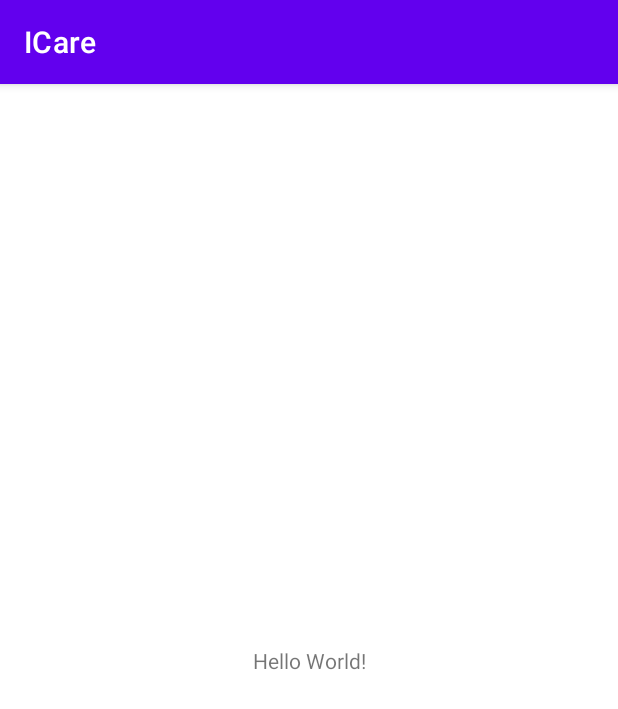
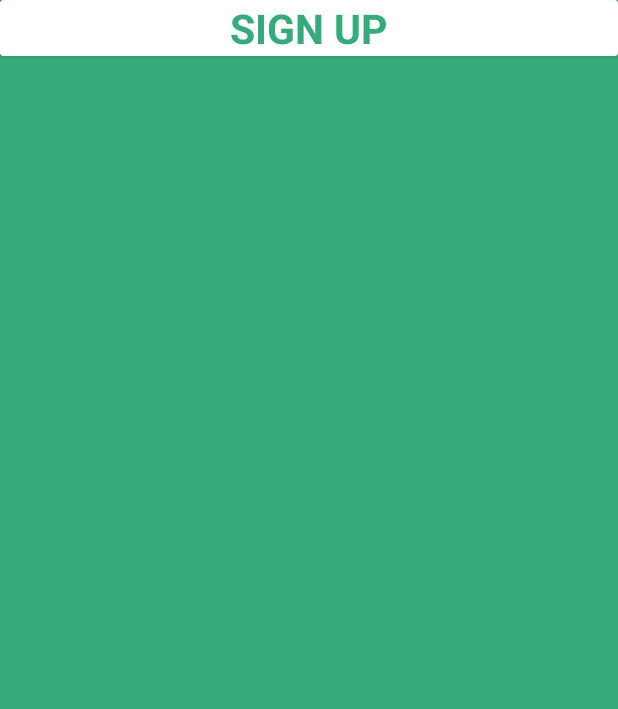
Before and after one commit to daotanhao/ICare, an Android app: the screen it shows after launch (MainActivity before the commit, SignUpActivity after it), on a phone screen of 412 x 824 dp. Shown: the top 709 px of the screen. Run offline under Robolectric (Android 15) with nearby library versions, the phone set to English and light mode, and no system bars.

Commit message:
add-font

```diff
--- a/app/build.gradle
+++ b/app/build.gradle
@@ -35,4 +35,5 @@ dependencies {
     testImplementation 'junit:junit:4.13.2'
     androidTestImplementation 'androidx.test.ext:junit:1.1.3'
     androidTestImplementation 'androidx.test.espresso:espresso-core:3.4.0'
+    implementation "androidx.cardview:cardview:1.0.0"
 }
--- a/app/src/main/AndroidManifest.xml
+++ b/app/src/main/AndroidManifest.xml
@@ -8,9 +8,9 @@
         android:label="@string/app_name"
         android:roundIcon="@mipmap/ic_launcher_round"
         android:supportsRtl="true"
-        android:theme="@style/Theme.ICare">
+        android:theme="@style/Theme.MaterialComponents.Light.NoActionBar">
         <activity
-            android:name=".MainActivity"
+            android:name=".SignUpActivity"
             android:exported="true">
             <intent-filter>
                 <action android:name="android.intent.action.MAIN" />
@@ -18,6 +18,11 @@
                 <category android:name="android.intent.category.LAUNCHER" />
             </intent-filter>
         </activity>
+        <activity
+            android:name=".MainActivity"
+            android:exported="true">
+
+        </activity>
     </application>
 
 </manifest>
--- /dev/null
+++ b/app/src/main/java/com/icare/SignUpActivity.java
@@ -0,0 +1,14 @@
+package com.icare;
+
+import androidx.appcompat.app.AppCompatActivity;
+
+import android.os.Bundle;
+
+public class SignUpActivity extends AppCompatActivity {
+
+    @Override
+    protected void onCreate(Bundle savedInstanceState) {
+        super.onCreate(savedInstanceState);
+        setContentView(R.layout.activity_sign_up);
+    }
+}
--- /dev/null
+++ b/app/src/main/res/layout/activity_sign_up.xml
@@ -0,0 +1,32 @@
+<?xml version="1.0" encoding="utf-8"?>
+<LinearLayout xmlns:android="http://schemas.android.com/apk/res/android"
+    xmlns:app="http://schemas.android.com/apk/res-auto"
+    xmlns:tools="http://schemas.android.com/tools"
+    android:layout_width="match_parent"
+    android:layout_height="match_parent"
+    android:orientation="vertical"
+    android:background="@color/primary_color"
+    tools:context=".SignUpActivity">
+
+    <androidx.cardview.widget.CardView
+        android:layout_width="match_parent"
+        android:layout_height="wrap_content"
+        android:background="@color/white"
+        >
+        <LinearLayout
+            android:layout_width="match_parent"
+            android:layout_height="wrap_content"
+            android:orientation="vertical">
+            <TextView
+                android:layout_width="wrap_content"
+                android:layout_height="wrap_content"
+                android:text="SIGN UP"
+                android:textColor="@color/primary_color"
+                android:layout_gravity="center"
+                android:textStyle="bold"
+                android:textSize="27dp"/>
+        </LinearLayout>
+
+    </androidx.cardview.widget.CardView>
+
+</LinearLayout>
--- a/app/src/main/res/values/colors.xml
+++ b/app/src/main/res/values/colors.xml
@@ -7,4 +7,5 @@
     <color name="teal_700">#FF018786</color>
     <color name="black">#FF000000</color>
     <color name="white">#FFFFFFFF</color>
+    <color name="primary_color">#35AA7B</color>
 </resources>
```
Also changed, not shown: app/src/main/res/font/helveticaneue_black.ttf (added), app/src/main/res/font/helveticaneue_bold.ttf (added), app/src/main/res/font/helveticaneue_light.ttf (added), app/src/main/res/font/helveticaneue_medium.ttf (added), app/src/main/res/font/helveticaneue_thin.ttf (added).
